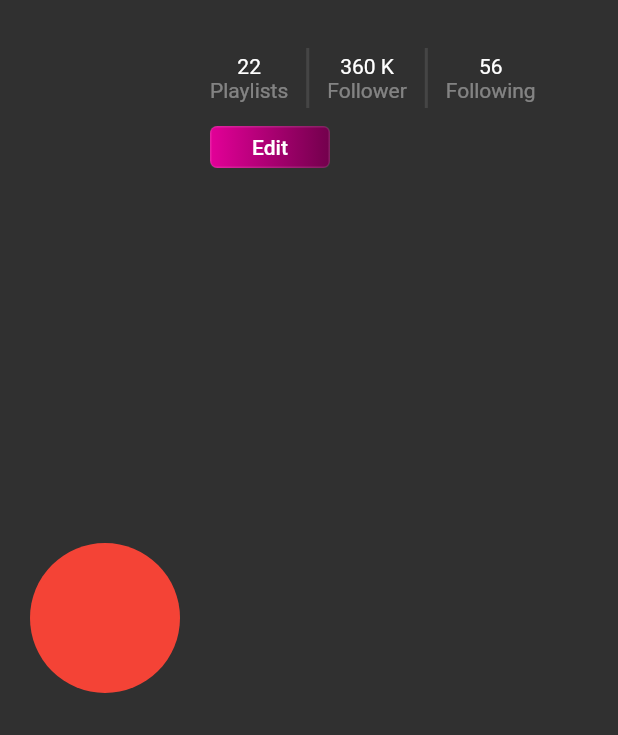
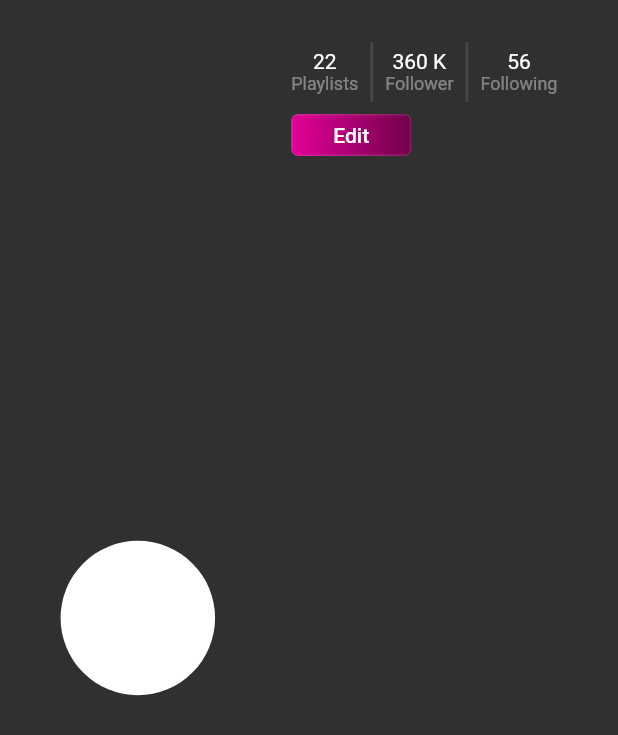
Before and after one commit to NavidAG/Flutter_music_player, a Flutter app: the ProfileWidget widget shown alone on an empty page, opened directly, on a phone screen of 412 x 824 dp. Shown: the top 735 px of the screen. Run offline on Flutter 3.47's test engine with Material 2 defaults, Android fonts, the phone set to English and light mode, and no system bars; our stand-ins replace flutter_svg.

Commit message:
size was fixed for various displays

```diff
--- a/musicplayer/lib/widgets/profile_widget.dart
+++ b/musicplayer/lib/widgets/profile_widget.dart
@@ -8,15 +8,15 @@ class ProfileWidget extends StatelessWidget {
   Widget build(BuildContext context) {
     return Container(
       child: Row(
+        mainAxisAlignment: MainAxisAlignment.spaceAround,
         children: [
           Container(
-            margin: EdgeInsets.fromLTRB(20, 20, 20, 20),
-            width: 100,
-            height: 100,
-            child: ClipOval(
-              child: Container(
-                color: Colors.red,
-              ),
+            margin: EdgeInsets.only(left: 20, right: 10),
+            width: MediaQuery.of(context).size.width / 4,
+            height: MediaQuery.of(context).size.width / 4,
+            decoration: BoxDecoration(
+              shape: BoxShape.circle,
+              color: Colors.white,
             ),
           ),
           Container(
@@ -24,7 +24,9 @@ class ProfileWidget extends StatelessWidget {
             child: Column(
               crossAxisAlignment: CrossAxisAlignment.start,
               children: [
-                Row(
+                Center(
+                  child: Row(
+                    mainAxisAlignment: MainAxisAlignment.center,
                     children: [
                       Column(
                         mainAxisAlignment: MainAxisAlignment.spaceBetween,
@@ -34,13 +36,16 @@ class ProfileWidget extends StatelessWidget {
                           ),
                           Text(
                             "Playlists",
-                          style:
-                              TextStyle(color: Colors.white.withOpacity(0.4)),
+                            style: TextStyle(
+                              color: Colors.white.withOpacity(0.4),
+                              fontSize:
+                                  MediaQuery.of(context).textScaleFactor * 12,
+                            ),
                           ),
                         ],
                       ),
                       Container(
-                      margin: EdgeInsets.all(12),
+                        margin: EdgeInsets.all(8),
                         color: Colors.white.withOpacity(0.1),
                         height: 40,
                         width: 2,
@@ -53,13 +58,16 @@ class ProfileWidget extends StatelessWidget {
                           ),
                           Text(
                             "Follower",
-                          style:
-                              TextStyle(color: Colors.white.withOpacity(0.4)),
+                            style: TextStyle(
+                              color: Colors.white.withOpacity(0.4),
+                              fontSize:
+                                  MediaQuery.of(context).textScaleFactor * 12,
+                            ),
                           ),
                         ],
                       ),
                       Container(
-                      margin: EdgeInsets.all(12),
+                        margin: EdgeInsets.all(8),
                         color: Colors.white.withOpacity(0.1),
                         height: 40,
                         width: 2,
@@ -72,12 +80,16 @@ class ProfileWidget extends StatelessWidget {
                           ),
                           Text(
                             "Following",
-                          style:
-                              TextStyle(color: Colors.white.withOpacity(0.4)),
+                            style: TextStyle(
+                              color: Colors.white.withOpacity(0.4),
+                              fontSize:
+                                  MediaQuery.of(context).textScaleFactor * 12,
+                            ),
                           ),
                         ],
                       ),
                     ],
+                  ),
                 ),
                 Container(
                   alignment: Alignment.centerLeft,
```
Also changed, not shown: musicplayer/lib/screens/tabs/profile_tab.dart (+35 -44 lines). Lines whose indentation alone changed are shown as unchanged.
